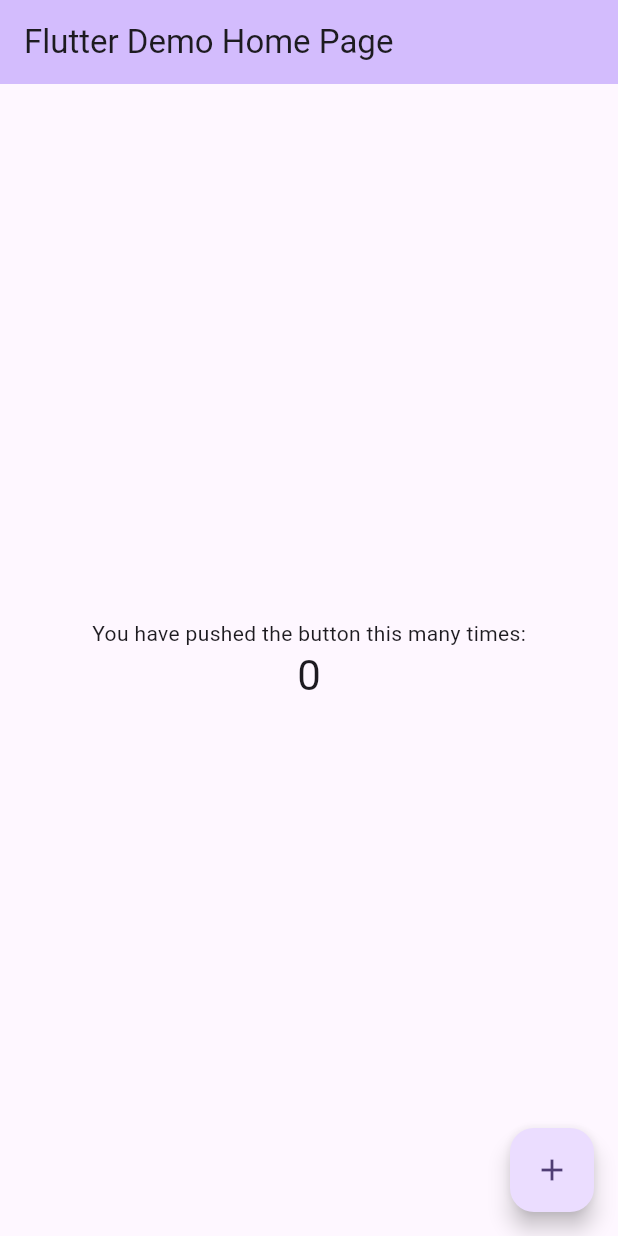
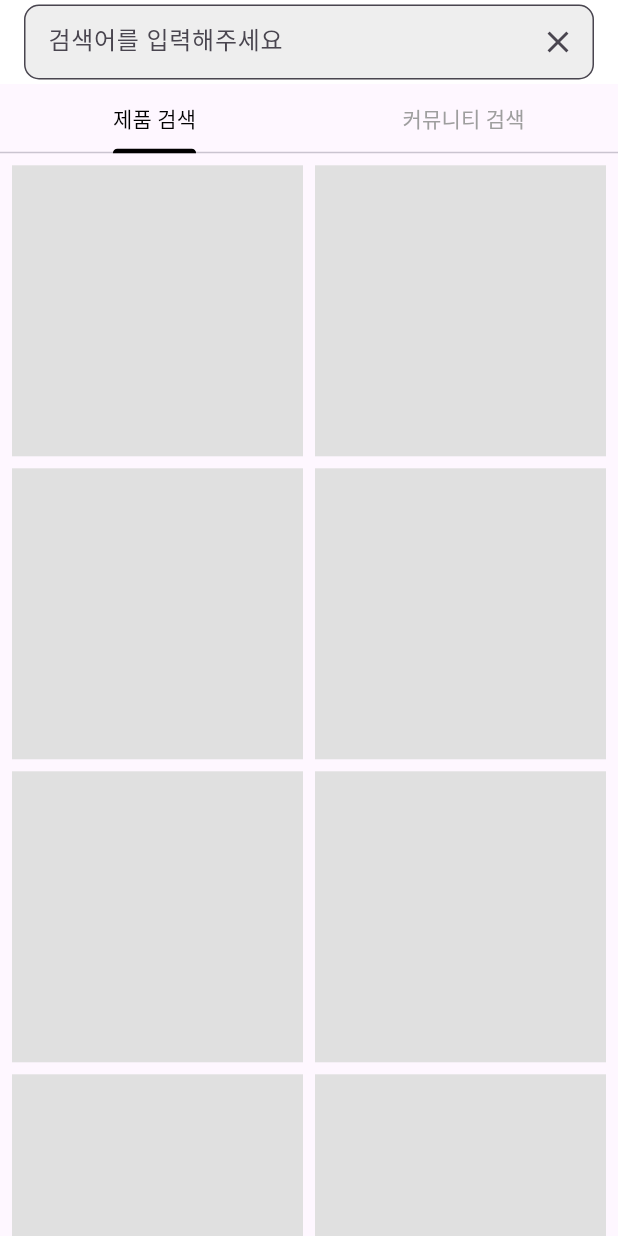
Before and after one commit to LIKELION-Android-Bootcamp-4th/lookTalk, a Flutter app: the screen it shows after launch, on a phone screen of 412 x 824 dp. Run offline on Flutter 3.47's test engine with Material 3 defaults, Android fonts, the phone set to English and light mode, and no system bars.

Commit message:
search ui

```diff
--- a/lib/main.dart
+++ b/lib/main.dart
@@ -1,122 +1,8 @@
 import 'package:flutter/material.dart';
+import 'package:look_talk/ui/search/search_screen.dart';
 
-void main() {
-  runApp(const MyApp());
+void main(){
+  runApp(MaterialApp(
+    home: SearchScreen(),
+  ));
 }
-
-class MyApp extends StatelessWidget {
-  const MyApp({super.key});
-
-  // This widget is the root of your application.
-  @override
-  Widget build(BuildContext context) {
-    return MaterialApp(
-      title: 'Flutter Demo',
-      theme: ThemeData(
-        // This is the theme of your application.
-        //
-        // TRY THIS: Try running your application with "flutter run". You'll see
-        // the application has a purple toolbar. Then, without quitting the app,
-        // try changing the seedColor in the colorScheme below to Colors.green
-        // and then invoke "hot reload" (save your changes or press the "hot
-        // reload" button in a Flutter-supported IDE, or press "r" if you used
-        // the command line to start the app).
-        //
-        // Notice that the counter didn't reset back to zero; the application
-        // state is not lost during the reload. To reset the state, use hot
-        // restart instead.
-        //
-        // This works for code too, not just values: Most code changes can be
-        // tested with just a hot reload.
-        colorScheme: ColorScheme.fromSeed(seedColor: Colors.deepPurple),
-      ),
-      home: const MyHomePage(title: 'Flutter Demo Home Page'),
-    );
-  }
-}
-
-class MyHomePage extends StatefulWidget {
-  const MyHomePage({super.key, required this.title});
-
-  // This widget is the home page of your application. It is stateful, meaning
-  // that it has a State object (defined below) that contains fields that affect
-  // how it looks.
-
-  // This class is the configuration for the state. It holds the values (in this
-  // case the title) provided by the parent (in this case the App widget) and
-  // used by the build method of the State. Fields in a Widget subclass are
-  // always marked "final".
-
-  final String title;
-
-  @override
-  State<MyHomePage> createState() => _MyHomePageState();
-}
-
-class _MyHomePageState extends State<MyHomePage> {
-  int _counter = 0;
-
-  void _incrementCounter() {
-    setState(() {
-      // This call to setState tells the Flutter framework that something has
-      // changed in this State, which causes it to rerun the build method below
-      // so that the display can reflect the updated values. If we changed
-      // _counter without calling setState(), then the build method would not be
-      // called again, and so nothing would appear to happen.
-      _counter++;
-    });
-  }
-
-  @override
-  Widget build(BuildContext context) {
-    // This method is rerun every time setState is called, for instance as done
-    // by the _incrementCounter method above.
-    //
-    // The Flutter framework has been optimized to make rerunning build methods
-    // fast, so that you can just rebuild anything that needs updating rather
-    // than having to individually change instances of widgets.
-    return Scaffold(
-      appBar: AppBar(
-        // TRY THIS: Try changing the color here to a specific color (to
-        // Colors.amber, perhaps?) and trigger a hot reload to see the AppBar
-        // change color while the other colors stay the same.
-        backgroundColor: Theme.of(context).colorScheme.inversePrimary,
-        // Here we take the value from the MyHomePage object that was created by
-        // the App.build method, and use it to set our appbar title.
-        title: Text(widget.title),
-      ),
-      body: Center(
-        // Center is a layout widget. It takes a single child and positions it
-        // in the middle of the parent.
-        child: Column(
-          // Column is also a layout widget. It takes a list of children and
-          // arranges them vertically. By default, it sizes itself to fit its
-          // children horizontally, and tries to be as tall as its parent.
-          //
-          // Column has various properties to control how it sizes itself and
-          // how it positions its children. Here we use mainAxisAlignment to
-          // center the children vertically; the main axis here is the vertical
-          // axis because Columns are vertical (the cross axis would be
-          // horizontal).
-          //
-          // TRY THIS: Invoke "debug painting" (choose the "Toggle Debug Paint"
-          // action in the IDE, or press "p" in the console), to see the
-          // wireframe for each widget.
-          mainAxisAlignment: MainAxisAlignment.center,
-          children: <Widget>[
-            const Text('You have pushed the button this many times:'),
-            Text(
-              '$_counter',
-              style: Theme.of(context).textTheme.headlineMedium,
-            ),
-          ],
-        ),
-      ),
-      floatingActionButton: FloatingActionButton(
-        onPressed: _incrementCounter,
-        tooltip: 'Increment',
-        child: const Icon(Icons.add),
-      ), // This trailing comma makes auto-formatting nicer for build methods.
-    );
-  }
-}
--- /dev/null
+++ b/lib/ui/search/search_screen.dart
@@ -0,0 +1,78 @@
+import 'package:flutter/material.dart';
+
+class SearchScreen extends StatelessWidget {
+  @override
+  Widget build(BuildContext context) {
+    return DefaultTabController(
+      length: 2,
+      child: Scaffold(
+        appBar: AppBar(
+          title: Container(
+            height: 50,
+            child: TextField(
+              decoration: InputDecoration(
+                    hintText: "검색어를 입력해주세요",
+                    suffixIcon: Icon(Icons.close),
+                    filled: true,
+                    fillColor: Colors.grey[200],
+                    border: OutlineInputBorder(
+                      borderRadius: BorderRadius.circular(10),
+                      borderSide: BorderSide(color: Colors.black87, width: 0.5),
+                    )
+              ),
+            ),
+          ),
+          backgroundColor: Colors.white,
+          iconTheme: IconThemeData(color: Colors.black),
+        ),
+        body: Column(
+          children: [
+            TabBar(
+              indicatorWeight: 0.2,
+              labelColor: Colors.black,
+              unselectedLabelColor: Colors.grey,
+              indicatorColor: Colors.black,
+              tabs: [
+                Tab(text: "제품 검색"),
+                Tab(text: "커뮤니티 검색"),
+              ],
+            ),
+            Expanded(
+                child: TabBarView(children: [
+                  GridView.builder(
+                    padding: EdgeInsets.all(8),
+                    gridDelegate: SliverGridDelegateWithFixedCrossAxisCount(
+                        crossAxisCount: 2,
+                        crossAxisSpacing: 8,
+                        mainAxisSpacing: 8,
+                        childAspectRatio: 1
+                    ),
+                      itemCount: 10,
+                      itemBuilder: (context, index){
+                      return Container(
+                        color: Colors.grey[300],
+                        height: 100,
+                      );
+                      },
+
+                  ),
+                  ListView.builder(
+                    padding: EdgeInsets.all(8),
+                    itemCount: 8,
+                    itemBuilder: (context,index){
+                      return Container(
+                        height: 80,
+                        margin: EdgeInsets.only(bottom: 8),
+                        color: Colors.grey[300],
+                      );
+                    },
+                  )
+                ]),
+            )
+          ],
+        ),
+      ),
+
+    );
+  }
+}
--- a/pubspec.yaml
+++ b/pubspec.yaml
@@ -34,6 +34,7 @@ dependencies:
   # The following adds the Cupertino Icons font to your application.
   # Use with the CupertinoIcons class for iOS style icons.
   cupertino_icons: ^1.0.8
+  provider : ^6.1.5
 
 dev_dependencies:
   flutter_test:
```
Also changed, not shown: pubspec.lock.
